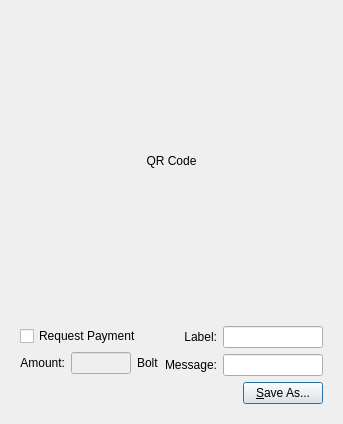
5mil/Bolt, file src/qt/forms/qrcodedialog.ui: the form before one commit.
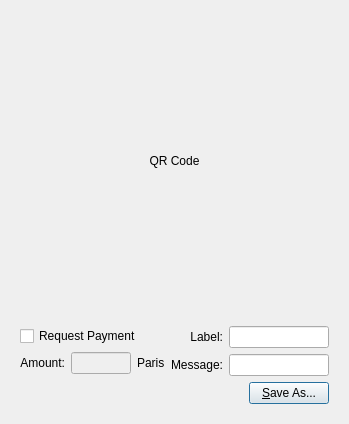
The form after the commit.

```diff
--- a/src/qt/forms/qrcodedialog.ui
+++ b/src/qt/forms/qrcodedialog.ui
@@ -102,7 +102,7 @@
                </sizepolicy>
               </property>
               <property name="text">
-               <string>Bolt</string>
+               <string>Paris</string>
               </property>
               <property name="buddy">
                <cstring>lnReqAmount</cstring>
```
